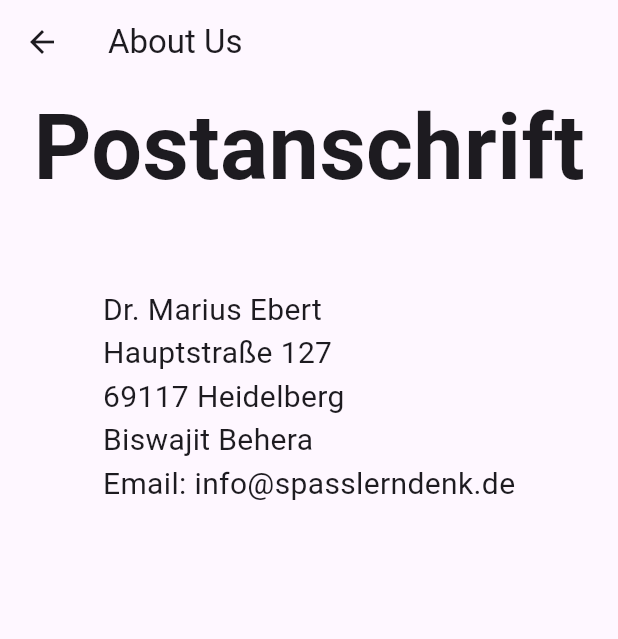
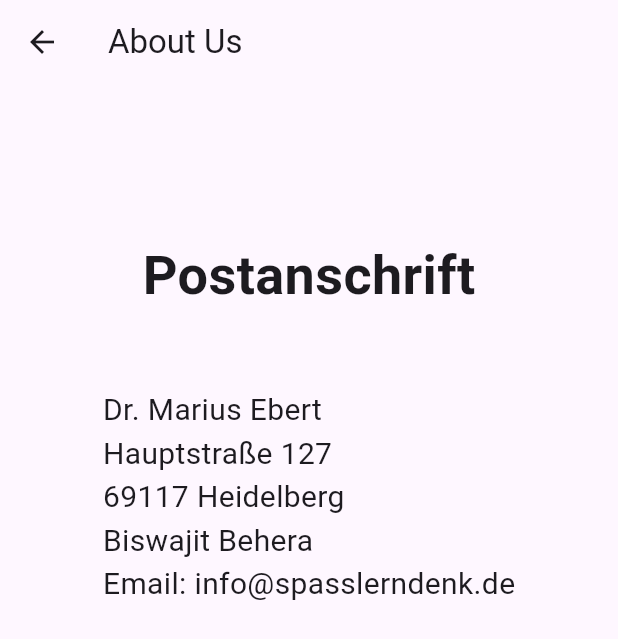
Before and after one commit to sahibul-nf/Kaufmann_Kennzahlen, a Flutter app: the AboutScreen screen opened directly, on a phone screen of 412 x 824 dp. Shown: the top 639 px of the screen. Run offline on Flutter 3.47's test engine with Material 2 defaults, Android fonts, the phone set to English and light mode, and no system bars; our stand-ins replace google_fonts.

Commit message:
Update about_screen.dart
Change font size

```diff
--- a/lib/screens/about_page/about_screen.dart
+++ b/lib/screens/about_page/about_screen.dart
@@ -14,8 +14,8 @@ class AboutScreen extends StatelessWidget {
           crossAxisAlignment: CrossAxisAlignment.center,
           children: const[
             Text(
-              "Postanschrift",
-              style: TextStyle(fontSize: 60.0, fontWeight: FontWeight.bold),
+              "\n\nPostanschrift",
+              style: TextStyle(fontSize: 36.0, fontWeight: FontWeight.bold),
             ),
             SizedBox(
               height: 50.0,
```
